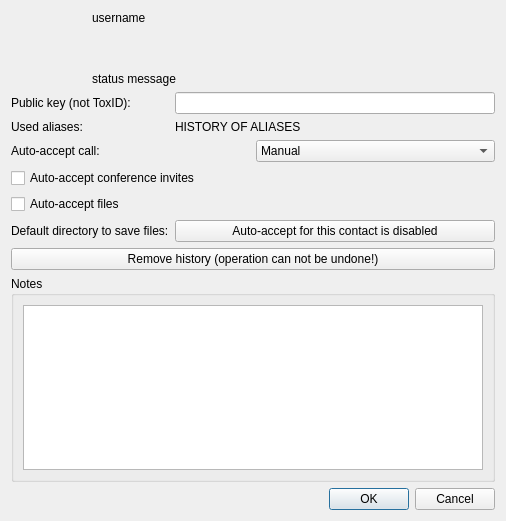
weblate/qTox_enhanced-1, file src/widget/about/aboutfriendform.ui: the form before one commit.
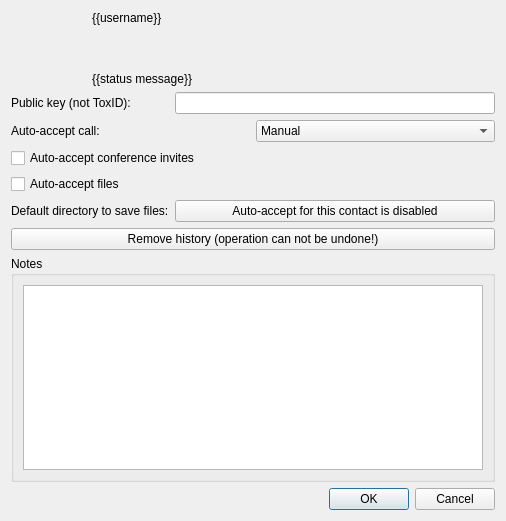
The form after the commit. Icons and pictures are not drawn.

```diff
--- a/src/widget/about/aboutfriendform.ui
+++ b/src/widget/about/aboutfriendform.ui
@@ -23,7 +23,7 @@
          <item>
           <widget class="QLabel" name="userName">
            <property name="text">
-            <string>username</string>
+            <string notr="true">{{username}}</string>
            </property>
            <property name="textFormat">
             <enum>Qt::PlainText</enum>
@@ -48,7 +48,7 @@
             <bool>false</bool>
            </property>
            <property name="text">
-            <string>status message</string>
+            <string notr="true">{{status message}}</string>
            </property>
            <property name="textFormat">
             <enum>Qt::PlainText</enum>
@@ -150,48 +150,7 @@
        </property>
       </widget>
      </item>
-     <item row="1" column="0">
-      <widget class="QLabel" name="label_4">
-       <property name="text">
-        <string>Used aliases:</string>
-       </property>
-      </widget>
-     </item>
-     <item row="1" column="1">
-      <widget class="QLabel" name="aliases">
-       <property name="text">
-        <string>HISTORY OF ALIASES</string>
-       </property>
-       <property name="textFormat">
-        <enum>Qt::PlainText</enum>
-       </property>
-      </widget>
-     </item>
-     <item row="5" column="0" colspan="2">
-      <widget class="QCheckBox" name="autoacceptfile">
-       <property name="accessibleDescription">
-        <string>Automatically accept files from contact if set</string>
-       </property>
-       <property name="text">
-        <string>Auto-accept files</string>
-       </property>
-      </widget>
-     </item>
-     <item row="8" column="0">
-      <widget class="QLabel" name="label">
-       <property name="text">
-        <string>Default directory to save files:</string>
-       </property>
-      </widget>
-     </item>
-     <item row="8" column="1">
-      <widget class="QPushButton" name="selectSaveDir">
-       <property name="text">
-        <string>Auto-accept for this contact is disabled</string>
-       </property>
-      </widget>
-     </item>
-     <item row="3" column="0" colspan="2">
+     <item row="1" column="0" colspan="2">
       <layout class="QHBoxLayout" name="horizontalLayout">
        <item>
         <widget class="QLabel" name="label_2">
@@ -221,7 +180,7 @@
        </item>
       </layout>
      </item>
-     <item row="4" column="0" colspan="2">
+     <item row="2" column="0" colspan="2">
       <widget class="QCheckBox" name="autoConferenceInvite">
        <property name="accessibleDescription">
         <string>Automatically accept conference invitations from this contact if set.</string>
@@ -231,6 +190,30 @@
        </property>
       </widget>
      </item>
+     <item row="3" column="0" colspan="2">
+      <widget class="QCheckBox" name="autoacceptfile">
+       <property name="accessibleDescription">
+        <string>Automatically accept files from contact if set</string>
+       </property>
+       <property name="text">
+        <string>Auto-accept files</string>
+       </property>
+      </widget>
+     </item>
+     <item row="4" column="0">
+      <widget class="QLabel" name="label">
+       <property name="text">
+        <string>Default directory to save files:</string>
+       </property>
+      </widget>
+     </item>
+     <item row="4" column="1">
+      <widget class="QPushButton" name="selectSaveDir">
+       <property name="text">
+        <string>Auto-accept for this contact is disabled</string>
+       </property>
+      </widget>
+     </item>
     </layout>
    </item>
    <item>
```
Left out of the diff: 4 changed lines with no effect on the pictures.
